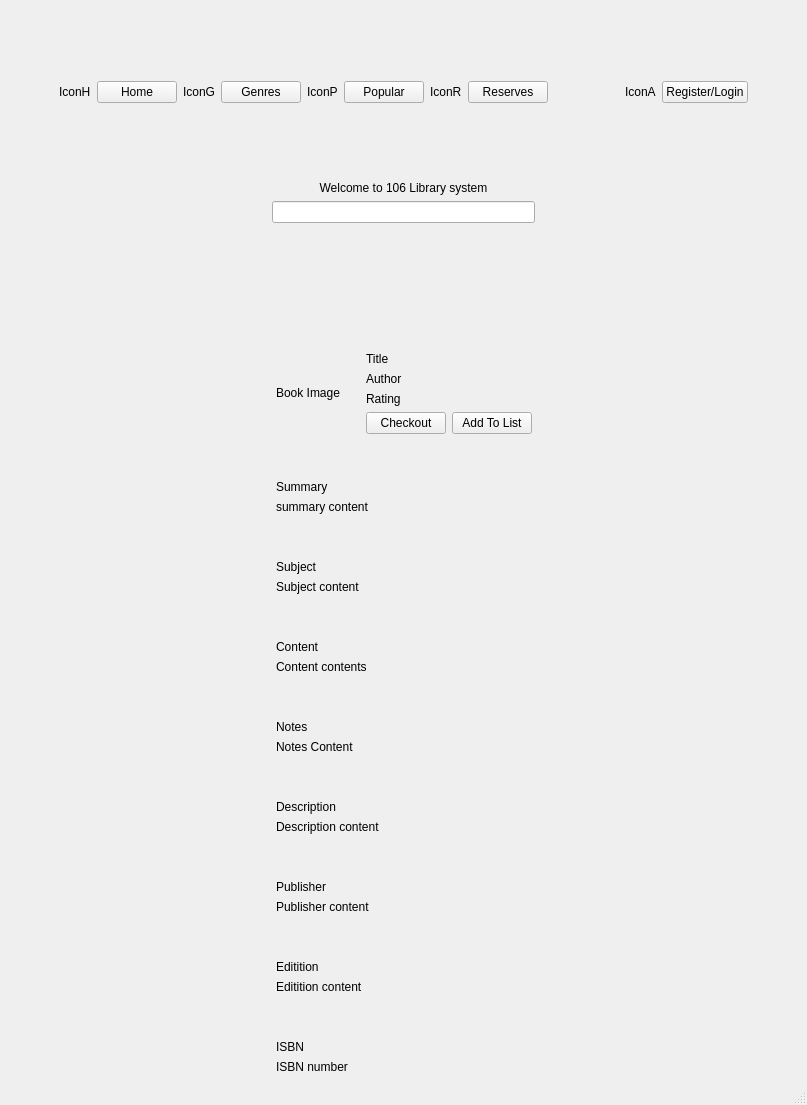
This is IsraelEthanTaehgCS106point2/userBookPage.ui in israelBlackyb/IETMCS106.2 as Qt 5 draws it before an edit. The edited form follows.
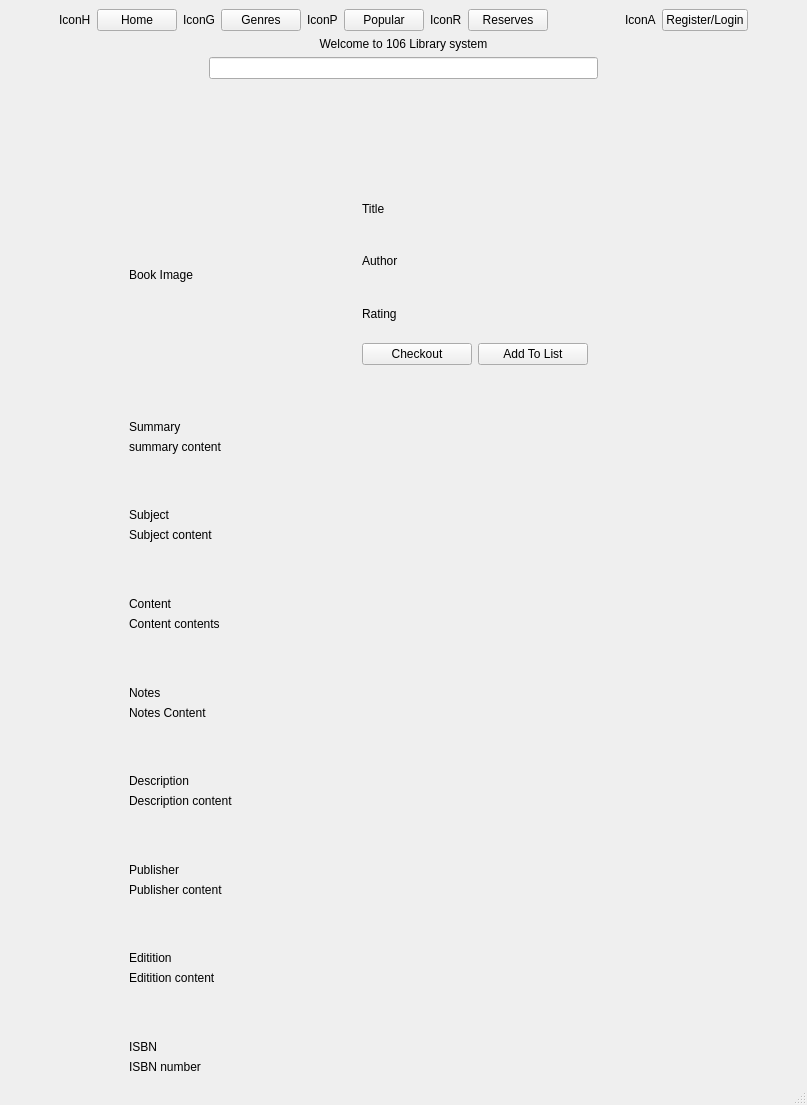
This is the edited form.

Commit message: did spacers for users ui

```diff
--- a/IsraelEthanTaehgCS106point2/userBookPage.ui
+++ b/IsraelEthanTaehgCS106point2/userBookPage.ui
@@ -91,10 +91,13 @@
         <property name="orientation">
          <enum>Qt::Vertical</enum>
         </property>
+        <property name="sizeType">
+         <enum>QSizePolicy::Maximum</enum>
+        </property>
         <property name="sizeHint" stdset="0">
          <size>
           <width>20</width>
-          <height>40</height>
+          <height>90</height>
          </size>
         </property>
        </spacer>
@@ -160,9 +163,12 @@
           <property name="orientation">
            <enum>Qt::Horizontal</enum>
           </property>
+          <property name="sizeType">
+           <enum>QSizePolicy::Maximum</enum>
+          </property>
           <property name="sizeHint" stdset="0">
            <size>
-            <width>40</width>
+            <width>200</width>
             <height>20</height>
            </size>
           </property>
@@ -176,9 +182,12 @@
           <property name="orientation">
            <enum>Qt::Horizontal</enum>
           </property>
+          <property name="sizeType">
+           <enum>QSizePolicy::Maximum</enum>
+          </property>
           <property name="sizeHint" stdset="0">
            <size>
-            <width>40</width>
+            <width>200</width>
             <height>20</height>
            </size>
           </property>
@@ -191,10 +200,13 @@
         <property name="orientation">
          <enum>Qt::Vertical</enum>
         </property>
+        <property name="sizeType">
+         <enum>QSizePolicy::Maximum</enum>
+        </property>
         <property name="sizeHint" stdset="0">
          <size>
           <width>20</width>
-          <height>40</height>
+          <height>100</height>
          </size>
         </property>
        </spacer>
@@ -208,9 +220,12 @@
         <property name="orientation">
          <enum>Qt::Horizontal</enum>
         </property>
+        <property name="sizeType">
+         <enum>QSizePolicy::Maximum</enum>
+        </property>
         <property name="sizeHint" stdset="0">
          <size>
-          <width>40</width>
+          <width>120</width>
           <height>20</height>
          </size>
         </property>
@@ -227,19 +242,6 @@
             </property>
            </widget>
           </item>
-          <item>
-           <spacer name="verticalSpacer_10">
-            <property name="orientation">
-             <enum>Qt::Vertical</enum>
-            </property>
-            <property name="sizeHint" stdset="0">
-             <size>
-              <width>20</width>
-              <height>40</height>
-             </size>
-            </property>
-           </spacer>
-          </item>
           <item>
            <layout class="QVBoxLayout" name="verticalLayout_2">
             <item>
@@ -283,6 +285,38 @@
             </item>
            </layout>
           </item>
+          <item>
+           <spacer name="horizontalSpacer_8">
+            <property name="orientation">
+             <enum>Qt::Horizontal</enum>
+            </property>
+            <property name="sizeType">
+             <enum>QSizePolicy::Maximum</enum>
+            </property>
+            <property name="sizeHint" stdset="0">
+             <size>
+              <width>70</width>
+              <height>20</height>
+             </size>
+            </property>
+           </spacer>
+          </item>
+          <item>
+           <spacer name="verticalSpacer_10">
+            <property name="orientation">
+             <enum>Qt::Vertical</enum>
+            </property>
+            <property name="sizeType">
+             <enum>QSizePolicy::Maximum</enum>
+            </property>
+            <property name="sizeHint" stdset="0">
+             <size>
+              <width>20</width>
+              <height>180</height>
+             </size>
+            </property>
+           </spacer>
+          </item>
          </layout>
         </item>
         <item>
@@ -508,9 +542,12 @@
         <property name="orientation">
          <enum>Qt::Horizontal</enum>
         </property>
+        <property name="sizeType">
+         <enum>QSizePolicy::Maximum</enum>
+        </property>
         <property name="sizeHint" stdset="0">
          <size>
-          <width>40</width>
+          <width>120</width>
           <height>20</height>
          </size>
         </property>
```
The commit also changes 1 other file.
